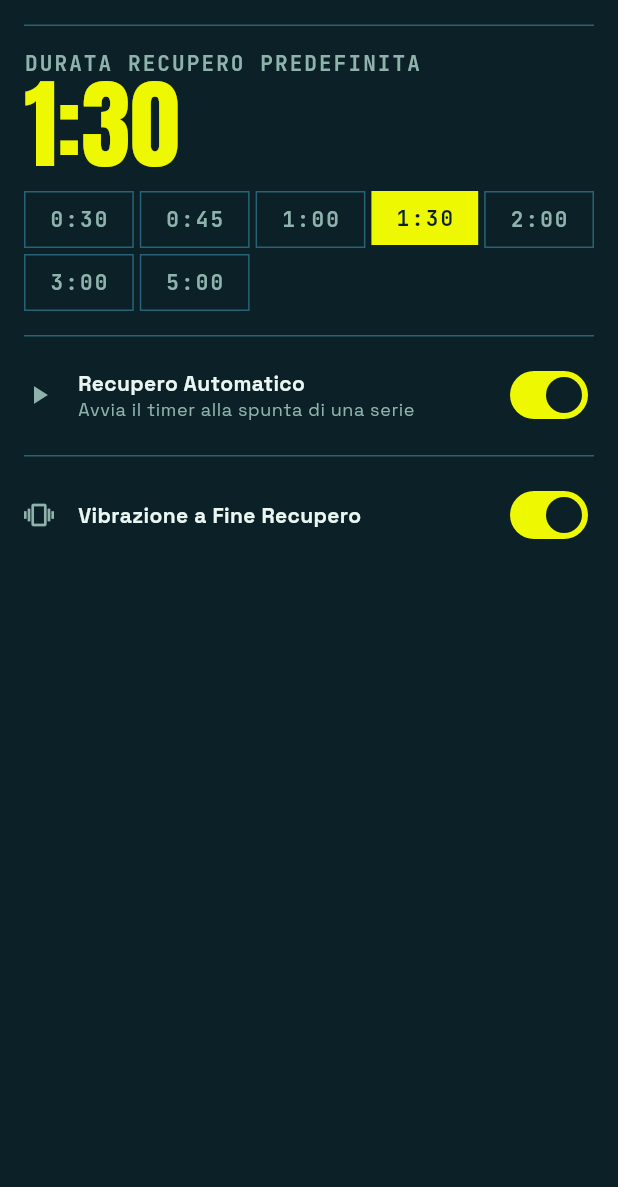
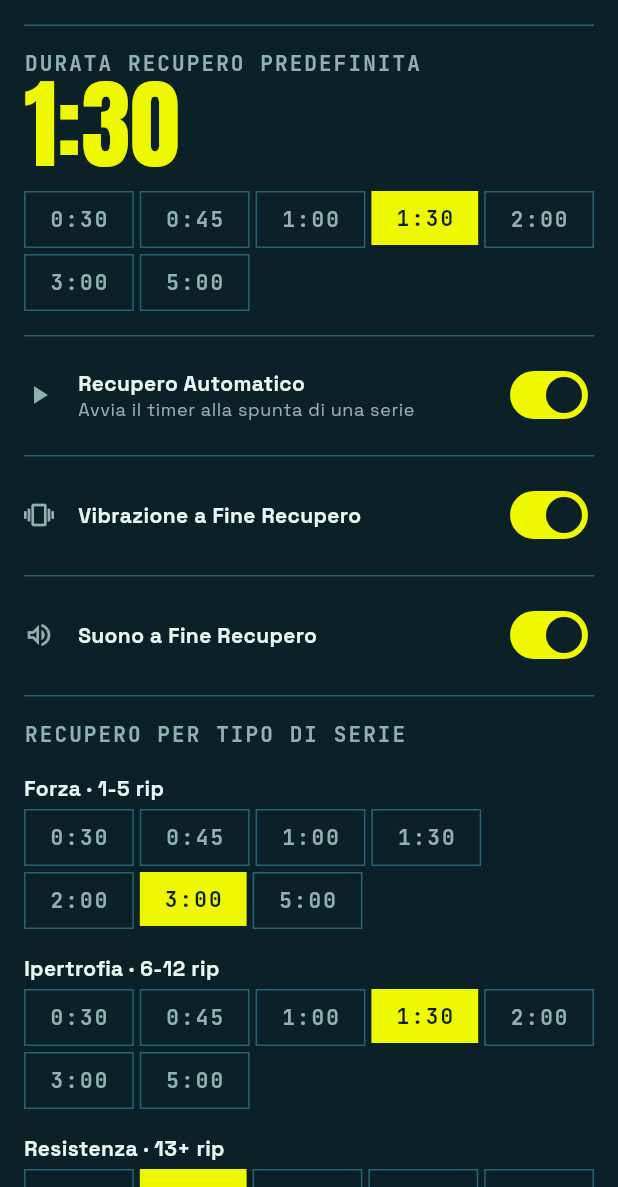
Before and after one commit to SimoFerre98/GymFlow, a Flutter app: the TimerSettingsScreen screen opened directly, on a phone screen of 412 x 824 dp, the part 49-1236 px from its top. Run offline on Flutter 3.47's test engine with Material 3 defaults, Android fonts, the phone set to English and light mode, and no system bars; our stand-ins replace cached_network_image, cloud_firestore, firebase_auth, firebase_core, firebase_storage, fl_chart and 11 more; missing offline and left inert: add_2_calendar, health, motor; accounts and stored records are empty; generated files the repository leaves out were written again.

Commit message:
feat: recupero per tipo di serie, suono a fine timer, orari palestra
Tre pezzi del mockup che non richiedevano una dipendenza nuova ne un
cambio al modello dati che perdesse dati esistenti:

- TimerSettings.restSecondsForReps classifica la serie appena chiusa in
  tre fasce (Forza 1-5 rip, Ipertrofia 6-12, Resistenza 13+), ciascuna
  con una durata di recupero configurabile in Impostazioni > Recupero.
  active_session_screen.dart la usa come terzo livello di scelta, dopo
  il recupero pianificato per la singola serie e quello dell'esercizio
  - il default generico resta solo per ripetizioni non classificabili
  (serie a cedimento, dato assente).

- Suono e vibrazione a fine recupero erano un'unica preferenza
  (vibrateOnTimerEnd comandava entrambi tramite AvvisiTempo.scaduto()
  senza parametri). Separati in due impostazioni indipendenti:
  AvvisiTempo.scaduto ora prende vibra/suona espliciti, e
  AvvisiTempoDiSistema li rispetta ciascuno per conto proprio.

- UserProfile.gymOpeningHours, campo libero (es. "06-23") mostrato e
  modificabile in Impostazioni > Palestra.

Non incluso in questo commit, serve una decisione dell'utente prima di
procedere: schermo sempre acceso e conto alla rovescia vocale (dipendenze
nuove da scegliere), promemoria di arrivo in palestra (geolocalizzazione
in background, dipendenza nuova e permesso di sistema), statistiche
sessioni/ore per palestra (richiede legare WorkoutSession a una
palestra - le sessioni gia registrate non ne avrebbero una).

flutter analyze pulito (12 avvisi noti, invariati). flutter test
880/880 (874 + 6 nuovi test su restSecondsForReps e i nuovi setter).
Non verificato sull'APK: build Android bloccata sulla licenza NDK su
questa macchina.

```diff
--- a/lib/src/core/providers/localization_provider.dart
+++ b/lib/src/core/providers/localization_provider.dart
@@ -449,6 +449,7 @@ class Localization {
     'password_too_short_min6': 'Password too short (min 6)',
     'gym_name_label': 'Gym Name',
     'address_label': 'Address',
+    'gym_hours_label': 'Opening Hours (e.g. 06-23)',
     'update_info_btn': 'Update Info',
     'tap_to_select_location': 'Tap to select location',
     'user_not_authenticated': 'User not authenticated',
@@ -529,6 +530,11 @@ class Localization {
     'auto_rest_timer_desc': 'Start timer automatically when completing a set',
     'default_rest_time': 'Default Rest Duration',
     'vibrate_on_timer_end': 'Vibrate on Timer End',
+    'sound_on_timer_end': 'Sound on Timer End',
+    'rest_by_type_title': 'Rest by Set Type',
+    'rest_type_strength': 'Strength · 1-5 reps',
+    'rest_type_hypertrophy': 'Hypertrophy · 6-12 reps',
+    'rest_type_endurance': 'Endurance · 13+ reps',
   };
   static final Map<String, String> _it = {
     'settings_title': 'Impostazioni',
@@ -967,6 +973,7 @@ class Localization {
     'password_too_short_min6': 'Password troppo corta (min 6)',
     'gym_name_label': 'Nome Palestra',
     'address_label': 'Indirizzo',
+    'gym_hours_label': 'Orari di Apertura (es. 06-23)',
     'update_info_btn': 'Aggiorna Info',
     'tap_to_select_location': 'Tocca per selezionare la posizione',
     'user_not_authenticated': 'Utente non autenticato',
@@ -1047,6 +1054,11 @@ class Localization {
     'auto_rest_timer_desc': 'Avvia il timer alla spunta di una serie',
     'default_rest_time': 'Durata Recupero Predefinita',
     'vibrate_on_timer_end': 'Vibrazione a Fine Recupero',
+    'sound_on_timer_end': 'Suono a Fine Recupero',
+    'rest_by_type_title': 'Recupero per Tipo di Serie',
+    'rest_type_strength': 'Forza · 1-5 rip',
+    'rest_type_hypertrophy': 'Ipertrofia · 6-12 rip',
+    'rest_type_endurance': 'Resistenza · 13+ rip',
   };
 }
 /// Espone la lingua corrente e le sue traduzioni, persistendo la scelta.
--- a/lib/src/ui/screens/active_session_screen.dart
+++ b/lib/src/ui/screens/active_session_screen.dart
@@ -506,7 +506,7 @@ class _ActiveSessionScreenState extends ConsumerState<ActiveSessionScreen> {
         ((templateExercise?.restSeconds != null &&
                 templateExercise!.restSeconds! > 0)
             ? templateExercise.restSeconds!
-            : timerSettings.defaultRestSeconds);
+            : timerSettings.restSecondsForReps(set.reps));
     if (restSeconds > 0) {
       final timerNotifier = ref.read(timerNotifierProvider.notifier);
       timerNotifier.startTimerWithDuration(Duration(seconds: restSeconds));
--- a/lib/src/ui/screens/timer_settings_screen.dart
+++ b/lib/src/ui/screens/timer_settings_screen.dart
@@ -11,13 +11,14 @@ const double _kDefaultTimeFontSize = 66;
 /// I preset di recupero predefinito del mockup, in secondi. Uguali alle
 /// opzioni gia esposte da `TimerSettingsNotifier.setDefaultRestSeconds`.
 const _kRestPresets = <int>[30, 45, 60, 90, 120, 180, 300];
-/// Timer e recupero: solo le tre preferenze che `TimerSettingsNotifier`
-/// gestisce davvero (recupero automatico, durata predefinita, vibrazione).
+/// Timer e recupero.
 ///
-/// Il mockup mostra anche suono a fine recupero, schermo sempre acceso,
-/// conto alla rovescia vocale e un recupero diverso per forza/ipertrofia/
-/// resistenza: nessuno di questi ha oggi un campo nel provider, quindi non
-/// compare — inventarli vorrebbe dire un interruttore che non cambia niente.
+/// Il mockup mostra anche schermo sempre acceso e conto alla rovescia vocale:
+/// richiedono una dipendenza nuova (rispettivamente per tenere lo schermo
+/// acceso e per la sintesi vocale) che il progetto non ha ancora scelto —
+/// decisione da prendere con l'utente, non da anticipare qui. Suono a fine
+/// recupero e recupero per tipo di serie invece non richiedono nulla di
+/// nuovo: `TimerSettingsNotifier` li gestisce davvero.
 class TimerSettingsScreen extends ConsumerWidget {
   const TimerSettingsScreen({super.key});
   String _formatRest(int seconds) {
@@ -83,6 +84,16 @@ class TimerSettingsScreen extends ConsumerWidget {
                       value: settings.vibrateOnTimerEnd,
                       onChanged: notifier.setVibrateOnTimerEnd,
                     ),
+                    _buildToggle(
+                      context,
+                      t,
+                      scheme,
+                      icon: Icons.volume_up_outlined,
+                      title: loc.t('sound_on_timer_end'),
+                      value: settings.soundOnTimerEnd,
+                      onChanged: notifier.setSoundOnTimerEnd,
+                    ),
+                    _buildRestByType(context, loc, t, scheme, settings, notifier),
                     SizedBox(height: t.spacing.xl),
                   ],
                 ),
@@ -138,6 +149,81 @@ class TimerSettingsScreen extends ConsumerWidget {
               ),
             ],
           ),
+        ),
+      ),
+    );
+  }
+  /// Tre righe, una per fascia di ripetizioni: quando una serie senza un
+  /// recupero proprio (ne dell'esercizio ne pianificato) si chiude, e questa
+  /// tabella a decidere quanto riposo dare — vedi
+  /// `TimerSettings.restSecondsForReps` in `timer_settings_provider.dart`.
+  Widget _buildRestByType(
+    BuildContext context,
+    Localization loc,
+    ImmersivoTokens t,
+    ColorScheme scheme,
+    TimerSettings settings,
+    TimerSettingsNotifier notifier,
+  ) {
+    final righe = <(String, int, ValueChanged<int>)>[
+      (
+        loc.t('rest_type_strength'),
+        settings.restSecondsStrength,
+        notifier.setRestSecondsStrength,
+      ),
+      (
+        loc.t('rest_type_hypertrophy'),
+        settings.restSecondsHypertrophy,
+        notifier.setRestSecondsHypertrophy,
+      ),
+      (
+        loc.t('rest_type_endurance'),
+        settings.restSecondsEndurance,
+        notifier.setRestSecondsEndurance,
+      ),
+    ];
+    return DecoratedBox(
+      decoration: BoxDecoration(
+        border: Border(top: BorderSide(color: scheme.outline)),
+      ),
+      child: Padding(
+        padding: EdgeInsets.only(top: t.spacing.md, bottom: t.spacing.sm),
+        child: Column(
+          crossAxisAlignment: CrossAxisAlignment.start,
+          children: [
+            Text(
+              loc.t('rest_by_type_title').toUpperCase(),
+              style: t.typography.eyebrow?.copyWith(color: scheme.onSurfaceVariant),
+            ),
+            for (final riga in righe)
+              Padding(
+                padding: EdgeInsets.only(top: t.spacing.md),
+                child: Column(
+                  crossAxisAlignment: CrossAxisAlignment.start,
+                  children: [
+                    Text(
+                      riga.$1,
+                      style: Theme.of(context).textTheme.bodyMedium?.copyWith(
+                        fontWeight: FontWeight.w700,
+                      ),
+                    ),
+                    SizedBox(height: t.spacing.xs),
+                    Wrap(
+                      spacing: t.spacing.xs,
+                      runSpacing: t.spacing.xs,
+                      children: [
+                        for (final preset in _kRestPresets)
+                          _RestPresetChip(
+                            label: _formatRest(preset),
+                            selected: riga.$2 == preset,
+                            onTap: () => riga.$3(preset),
+                          ),
+                      ],
+                    ),
+                  ],
+                ),
+              ),
+          ],
         ),
       ),
     );
```
Also changed, not shown: lib/src/core/providers/timer_settings_provider.dart (+65 -1 lines), lib/src/models/user_profile.dart (+9 -0 lines), lib/src/services/timer_service.dart (+22 -13 lines), lib/src/ui/screens/gym_settings_screen.dart (+19 -4 lines), lib/src/core/providers/live_metrics_provider.g.dart, lib/src/core/providers/timer_settings_provider.g.dart, lib/src/services/timer_service.g.dart, 3 other files.
